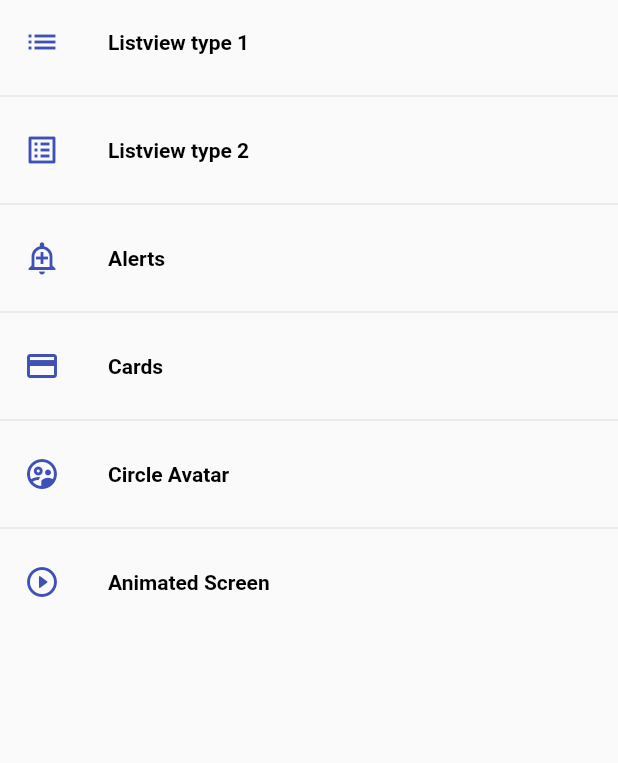
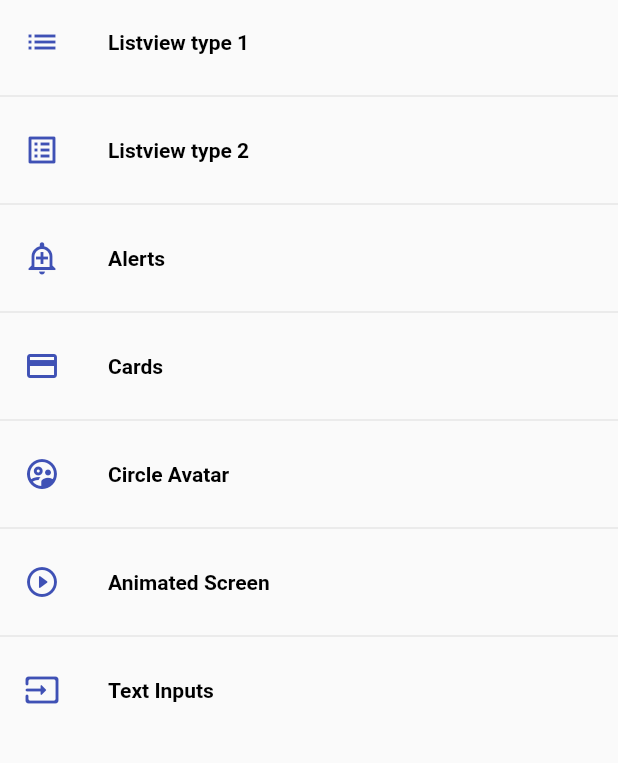
Before and after one commit to a-tiny-developer/flutter_components, a Flutter app: the screen it shows after launch, on a phone screen of 412 x 824 dp, the part 84-847 px from its top. Run offline on Flutter 3.47's test engine with Material 2 defaults, Android fonts, the phone set to English and light mode, and no system bars; our stand-ins replace google_fonts.

Commit message:
TextFormFields

```diff
--- a/lib/router/app_routes.dart
+++ b/lib/router/app_routes.dart
@@ -43,6 +43,12 @@ class AppRoutes {
       screen: AnimatedScreen(),
       icon: Icons.play_circle_outline_rounded,
     ),
+    MenuOption(
+      route: 'inputs',
+      name: 'Text Inputs',
+      screen: InputsScreen(),
+      icon: Icons.input_rounded,
+    ),
   ];
 
   static Map<String, Widget Function(BuildContext)> getAppRoutes() {
--- a/lib/screens/screens.dart
+++ b/lib/screens/screens.dart
@@ -3,5 +3,6 @@ export 'animated_screen.dart';
 export 'avatar_screen.dart';
 export 'card_screen.dart';
 export 'home_screen.dart';
+export 'inputs_screen.dart';
 export 'listview1_screen.dart';
 export 'listview2_screen.dart';
--- a/lib/theme/app_theme.dart
+++ b/lib/theme/app_theme.dart
@@ -72,6 +72,11 @@ class AppTheme {
       fontWeight: FontWeight.w700,
       color: Colors.black,
     ),
+    bodyText2: GoogleFonts.roboto(
+      fontSize: 14.0,
+      fontWeight: FontWeight.w700,
+      color: Colors.black,
+    ),
     bodyText1: GoogleFonts.roboto(
       fontSize: 14.0,
       fontWeight: FontWeight.w700,
@@ -105,6 +110,11 @@ class AppTheme {
       fontWeight: FontWeight.w700,
       color: Colors.white,
     ),
+    bodyText2: GoogleFonts.roboto(
+      fontSize: 14.0,
+      fontWeight: FontWeight.w700,
+      color: Colors.white,
+    ),
     bodyText1: GoogleFonts.roboto(
       fontSize: 14.0,
       fontWeight: FontWeight.w700,
```
Also changed, not shown: lib/screens/inputs_screen.dart (added, +31 -0 lines).
